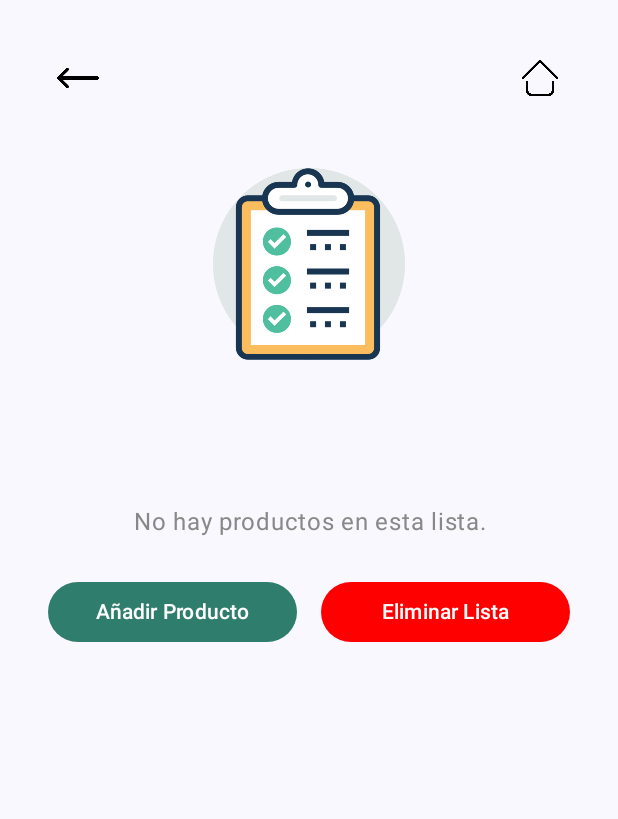
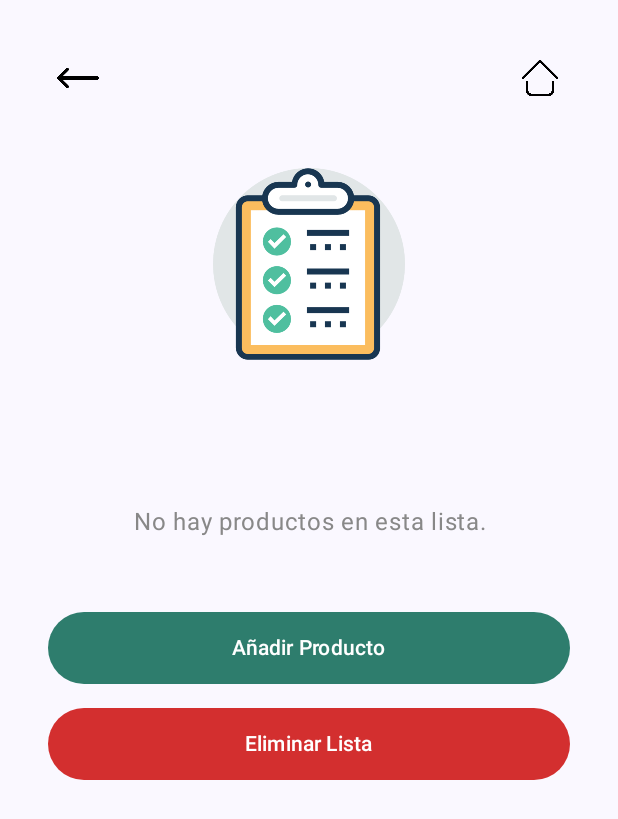
Before and after one commit to Isra211218/StockEasy, an Android app built with Jetpack Compose: the composable ListaSeleccionadaPantalla called with empty values, on a phone screen of 412 x 824 dp. Shown: the top 819 px of the screen. Run offline under Robolectric (Android 15) with nearby library versions, the phone set to English and light mode, and no system bars; our stand-ins replace Room's generated code.

Commit message:
Cambio AgregarLista.kt

```diff
--- a/app/src/main/java/com/example/stockeasy/screens/ListaSeleccionada.kt
+++ b/app/src/main/java/com/example/stockeasy/screens/ListaSeleccionada.kt
@@ -160,26 +160,35 @@ fun ListaSeleccionadaPantalla(
 
             Spacer(modifier = Modifier.height(24.dp))
 
-            Row(
-                modifier = Modifier.fillMaxWidth(),
-                horizontalArrangement = Arrangement.spacedBy(16.dp)
-            ) {
+            Spacer(modifier = Modifier.height(24.dp))
+
+// Botones uno debajo del otro, estilo uniforme
             Button(
                 onClick = onAgregarProducto,
-                    modifier = Modifier.weight(1f),
+                modifier = Modifier
+                    .fillMaxWidth()
+                    .height(48.dp),
                 colors = ButtonDefaults.buttonColors(containerColor = Color(0xFF2E7D6D))
             ) {
                 Text("Añadir Producto", color = Color.White)
             }
 
+            Spacer(modifier = Modifier.height(16.dp))
+
             Button(
                 onClick = { mostrarDialogoConfirmacion = true },
-                    modifier = Modifier.weight(1f),
-                    colors = ButtonDefaults.buttonColors(containerColor = Color.Red)
+                modifier = Modifier
+                    .fillMaxWidth()
+                    .height(48.dp),
+                colors = ButtonDefaults.buttonColors(containerColor = Color(0xFFD32F2F)) // rojo
             ) {
                 Text("Eliminar Lista", color = Color.White)
             }
-            }
+
+            Spacer(modifier = Modifier.height(24.dp))
+
+
+
 
             Spacer(modifier = Modifier.height(24.dp))
         }
```
Also changed, not shown: app/src/main/java/com/example/stockeasy/screens/AgregarLista.kt (+21 -4 lines). Lines whose indentation alone changed are shown as unchanged.
